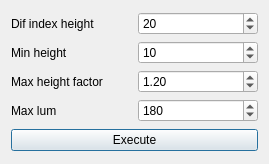
Qt form data/qt/RegionGrowth.ui (gstiebler/vision_workbench) before a commit.
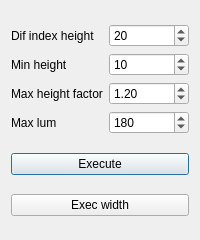
The same form after that commit.

Commit message: region growth stopping by region width

```diff
--- a/data/qt/RegionGrowth.ui
+++ b/data/qt/RegionGrowth.ui
@@ -6,8 +6,8 @@
    <rect>
     <x>0</x>
     <y>0</y>
-    <width>269</width>
-    <height>164</height>
+    <width>200</width>
+    <height>240</height>
    </rect>
   </property>
   <property name="windowTitle">
@@ -87,6 +87,13 @@
      </property>
     </widget>
    </item>
+   <item>
+    <widget class="QPushButton" name="execWidthButton">
+     <property name="text">
+      <string>Exec width</string>
+     </property>
+    </widget>
+   </item>
   </layout>
  </widget>
  <resources/>
```
The commit also changes 7 other files.
